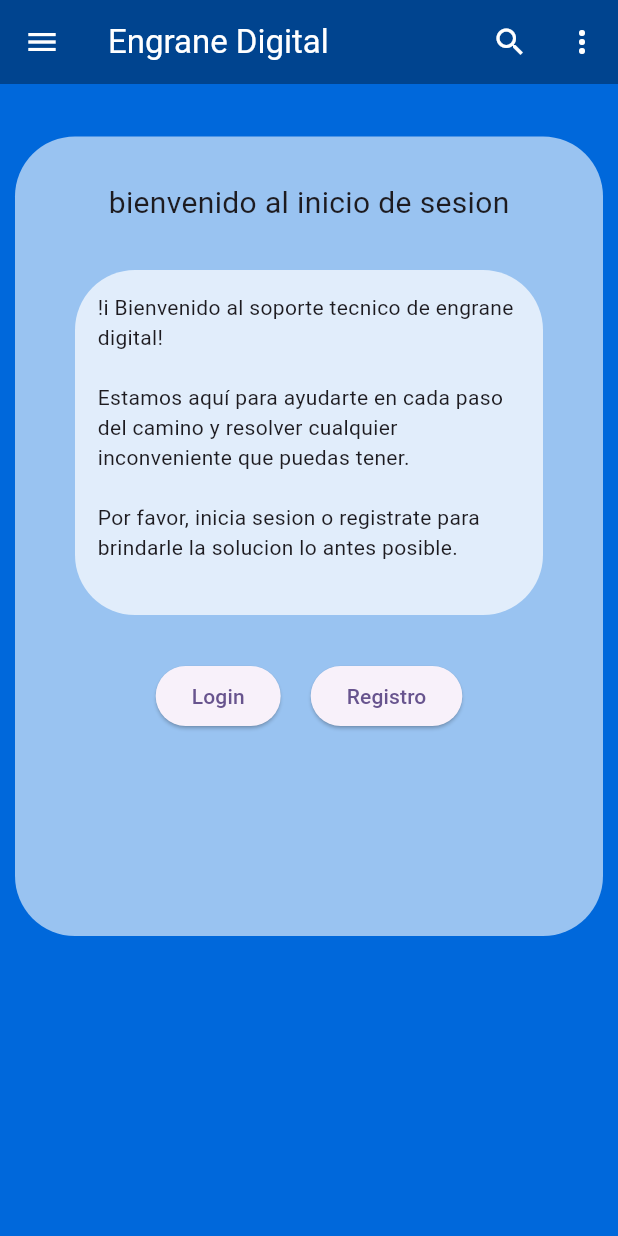
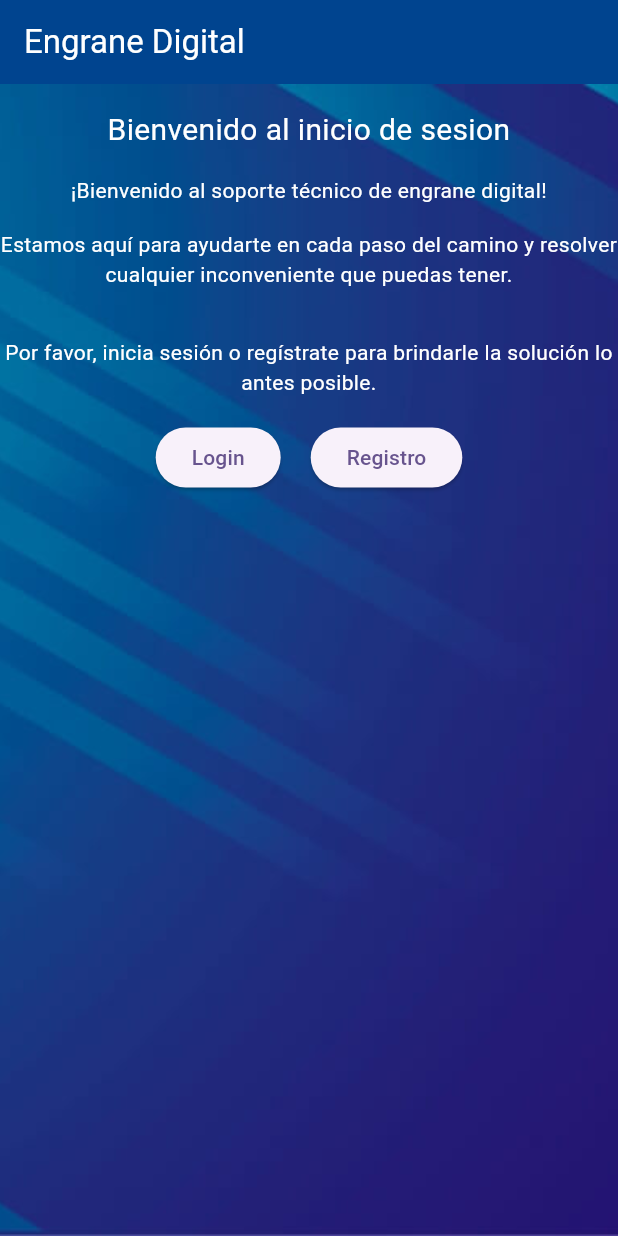
Before and after one commit to pipipe123/engrane, a Flutter app: the screen it shows after launch, on a phone screen of 412 x 824 dp. Run offline on Flutter 3.47's test engine with Material 3 defaults, Android fonts, the phone set to English and light mode, and no system bars.

Commit message:
arreglos varios

```diff
--- a/lib/screens/index.dart
+++ b/lib/screens/index.dart
@@ -1,4 +1,5 @@
 import 'package:engrane/screens/registro_screen.dart';
+import 'package:engrane/widgets/fondo.dart';
 import 'package:flutter/material.dart';
 import 'package:engrane/screens/login_screen.dart';
 
@@ -10,88 +11,65 @@ class IndexScreen extends StatelessWidget {
     return Scaffold(
       appBar: AppBar(
         backgroundColor: const Color.fromARGB(255, 0, 68, 143),
-        leading: IconButton(
-            onPressed: () {},
-            icon: const Icon(
-              Icons.menu,
-              color: Colors.white,
-            )),
         title: const Text(
           'Engrane Digital',
           style: TextStyle(color: Colors.white),
         ),
-        actions: [
-          IconButton(
-              onPressed: () {},
-              icon: const Icon(
-                Icons.search,
-                color: Colors.white,
-              )),
-          IconButton(
-              onPressed: () {},
-              icon: const Icon(
-                Icons.more_vert,
-                color: Colors.white,
-              ))
-        ],
       ),
       backgroundColor: const Color.fromARGB(255, 0, 104, 219),
-      body: Center(
-        child: Container(
-          margin:
-              const EdgeInsets.only(bottom: 200, left: 10, right: 10, top: 35),
-          padding: const EdgeInsets.symmetric(horizontal: 10, vertical: 30),
-          decoration: BoxDecoration(
-            borderRadius: BorderRadius.circular(40),
-            color: Colors.white60,
-          ),
+      body: fondo(
+        content: SizedBox(
+          width: double.infinity - 20,
           child: Column(
-            children: <Widget>[
-              const Center(
-                child: Text(
-                  'bienvenido al inicio de sesion',
-                  style: TextStyle(fontSize: 20),
-                ),
+            children: [
+              const SizedBox(height: 16.0),
+              const Text(
+                'Bienvenido al inicio de sesion',
+                style: TextStyle(fontSize: 20, color: Colors.white),
+                textAlign: TextAlign.center,
               ),
-              Container(
-                margin:
-                    const EdgeInsets.symmetric(horizontal: 30, vertical: 30),
-                padding:
-                    const EdgeInsets.symmetric(horizontal: 15, vertical: 15),
-                decoration: BoxDecoration(
-                  borderRadius: BorderRadius.circular(40),
-                  color: Colors.white70,
-                ),
-                child: const Column(
-                  children: <Widget>[
-                    Text(
-                        '!i Bienvenido al soporte tecnico de engrane digital!\n'),
-                    Text(
-                        'Estamos aquí para ayudarte en cada paso del camino y resolver cualquier inconveniente que puedas tener.\n'),
-                    Text(
-                        'Por favor, inicia sesion o registrate para brindarle la solucion lo antes posible.\n'),
-                  ],
-                ),
+              const SizedBox(height: 16.0),
+
+              const Text(
+                """
+¡Bienvenido al soporte técnico de engrane digital!""",
+                style: TextStyle(color: Colors.white),
+                textAlign: TextAlign.center,
               ),
+              const SizedBox(height: 16.0),
+
+              const Text(
+                """
+Estamos aquí para ayudarte en cada paso del camino y resolver cualquier inconveniente que puedas tener.""",
+                style: TextStyle(color: Colors.white),
+                textAlign: TextAlign.center,
+              ),
+              const SizedBox(height: 32.0),
+
+              const Text(
+                '''
+Por favor, inicia sesión o regístrate para brindarle la solución lo antes posible.''',
+                style: TextStyle(color: Colors.white),
+                textAlign: TextAlign.center,
+              ),
+              const SizedBox(height: 16.0),
+
               Center(
                 child: Row(
-                  mainAxisAlignment: MainAxisAlignment
-                      .center, // Centra los elementos horizontalmente
+                  mainAxisAlignment: MainAxisAlignment.center,
                   children: [
                     ElevatedButton(
                       onPressed: () {
-                        Navigator.push(context,MaterialPageRoute(builder: (context) => const LoginScreen()));
+                        Navigator.push(context, MaterialPageRoute(builder: (context) =>  LoginScreen()));
                       },
-                      child: const Text('Login'),
+                      child: const Text('Login', textAlign: TextAlign.center,),
                     ),
-                    const SizedBox(
-                        width: 20), // Agrega espacio entre los botones
+                    const SizedBox(width: 20),
                     ElevatedButton(
                       onPressed: () {
-                        Navigator.push(context,MaterialPageRoute(builder: (context) => const RegistroScreen()));
-
+                        Navigator.push(context, MaterialPageRoute(builder: (context) => const RegistroScreen()));
                       },
-                      child: const Text('Registro'),
+                      child: const Text('Registro', textAlign: TextAlign.center,),
                     ),
                   ],
                 ),
@@ -100,7 +78,6 @@ class IndexScreen extends StatelessWidget {
           ),
         ),
       ),
-
     );
   }
 }
--- a/lib/widgets/menulateral.dart
+++ b/lib/widgets/menulateral.dart
@@ -47,7 +47,7 @@ class MenuLateral extends StatelessWidget {
             leading: const Icon(Icons.mobile_friendly),
             title: const Text('Desarrollo de apps'),
             onTap: () {
-              // Puedes realizar acciones al hacer clic en esta opción
+
                Navigator.push(
           context,
           MaterialPageRoute(builder: (context) => const DisenoScreen())
@@ -58,7 +58,7 @@ class MenuLateral extends StatelessWidget {
             leading: const Icon(Icons.shopping_cart),
             title: const Text('Ecommerce'),
             onTap: () {
-              // Puedes realizar acciones al hacer clic en esta opción
+
                Navigator.push(
           context,
           MaterialPageRoute(builder: (context) => const EcommerceScreen())
```
Also changed, not shown: lib/screens/login_screen.dart (+52 -99 lines), lib/screens/registro_screen.dart (+12 -4 lines), assets/images/logo.png (added).
